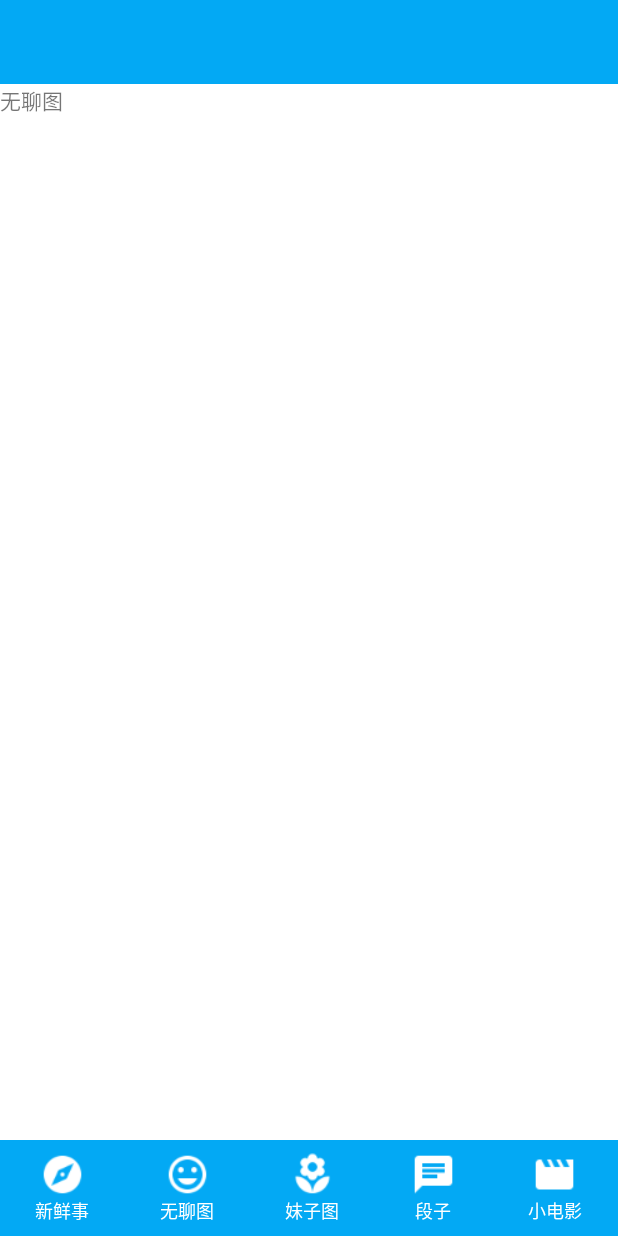
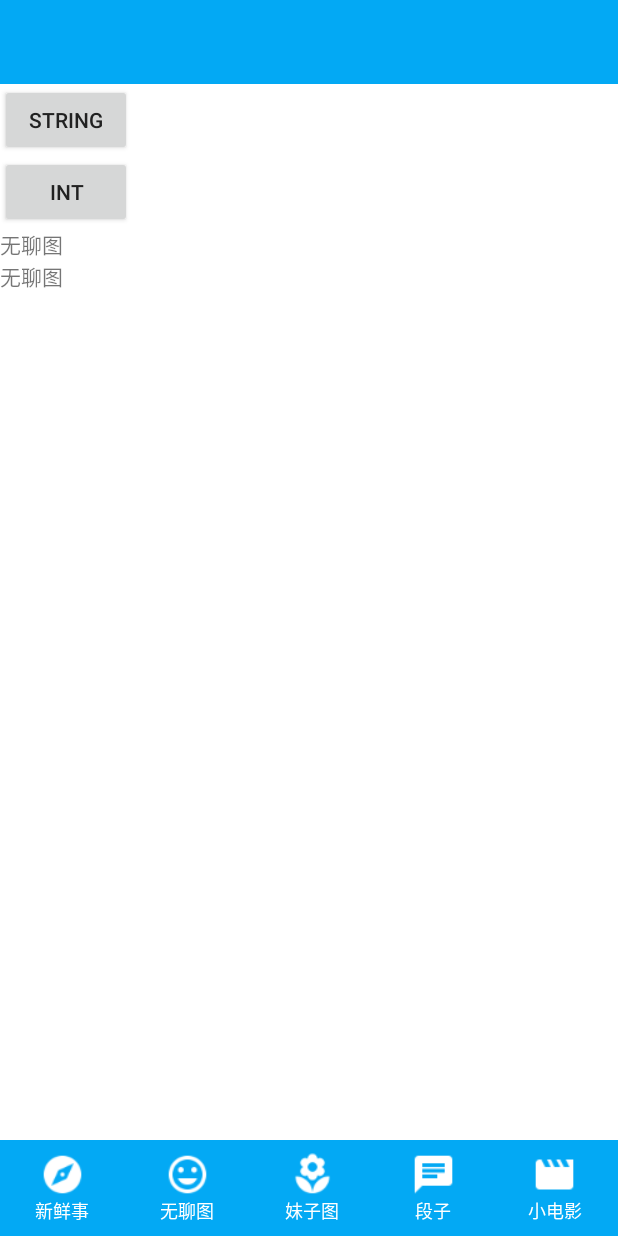
Before and after one commit to yaohuanhuan/JianDan, an Android app: the fragment PictureFragment placed in its activity, on a phone screen of 412 x 824 dp. Run offline under Robolectric (Android 15) with nearby library versions, the phone set to English and light mode, and no system bars; our stand-ins replace EventBus; libraries missing offline, so code that uses them is left out: org.greenrobot.greendao; pictures from the network do not load; 4 statements that could not run were skipped.

Commit message:
添加eventBus

```diff
--- a/app/build.gradle
+++ b/app/build.gradle
@@ -34,5 +34,6 @@ dependencies {
     compile files('libs/okio-1.9.0.jar')
     compile files('libs/universal-image-loader-1.9.5.jar')
     compile 'org.greenrobot:greendao:3.1.0'
+    compile 'org.greenrobot:eventbus:3.0.0'
 
 }
--- a/app/src/main/AndroidManifest.xml
+++ b/app/src/main/AndroidManifest.xml
@@ -2,6 +2,7 @@
 <manifest xmlns:android="http://schemas.android.com/apk/res/android"
     package="com.yx.jiandan">
     <uses-permission android:name="android.permission.INTERNET"/>
+    <uses-permission android:name="android.permission.ACCESS_NETWORK_STATE"/>
     <application
         android:name=".ui.base.JDApplication"
         android:allowBackup="true"
--- a/app/src/main/java/com/yx/jiandan/adapter/FreshNewsAdapter.java
+++ b/app/src/main/java/com/yx/jiandan/adapter/FreshNewsAdapter.java
@@ -33,6 +33,7 @@ import com.yx.jiandan.okhttp.OkHttpProxy;
 import com.yx.jiandan.okhttp.parser.FreshNewsParser;
 import com.yx.jiandan.ui.activity.FreshNewsDetailActivity;
 import com.yx.jiandan.ui.imageload.ImageLoadProxy;
+import com.yx.jiandan.utils.NetWorkUtil;
 
 
 import java.util.ArrayList;
@@ -100,18 +101,19 @@ public class FreshNewsAdapter extends RecyclerView.Adapter<FreshNewsAdapter.Fres
         loadDate();
     }
     public void loadDate() {
+        final FreshNewsManager freshNewsManager = new FreshNewsManager();
+        final AuthorManageer authorManageer = new AuthorManageer();
+        final CustomFieldsManager customFieldsManager = new CustomFieldsManager();
+        final TagsManager tagsManager = new TagsManager();
+        if (NetWorkUtil.isNetWorkConnected(mActivity)){
             OkHttpProxy.get(FreshNews.getUrlFreshNews(page), new OkHttpCallback<ArrayList<FreshNews>>(new FreshNewsParser()) {
                 @Override
                 public void onSuccess(int code, final ArrayList<FreshNews> freshNewses) {
                     mLoadFinisCallBack.loadFinish(null);
                     mFreshNews.addAll(freshNewses);
                     notifyDataSetChanged();
-                final FreshNewsManager freshNewsManager = new FreshNewsManager();
-                final AuthorManageer authorManageer = new AuthorManageer();
-                final CustomFieldsManager customFieldsManager = new CustomFieldsManager();
-                final TagsManager tagsManager = new TagsManager();
+                    if (page == 1){
 
-                if (page == 1){
                         freshNewsManager.deleteAll();
                         customFieldsManager.deleteAll();
                         tagsManager.deleteAll();
@@ -135,13 +137,8 @@ public class FreshNewsAdapter extends RecyclerView.Adapter<FreshNewsAdapter.Fres
                                 tags.setTagsId(mFreshNews.getPrimarykey());
                                 tagsManager.insert(tags);
                             }
-
                         }
                     }).start();
-
-
-
-
                 }
 
                 @Override
@@ -149,6 +146,12 @@ public class FreshNewsAdapter extends RecyclerView.Adapter<FreshNewsAdapter.Fres
                     mLoadFinisCallBack.loadFinish(null);
                 }
             });
+        }else {
+//            ArrayList<FreshNews> list = new ArrayList<>();
+//            list =
+//            for ()
+        }
+
     }
 
     public static class FreshNewsViewHolder extends RecyclerView.ViewHolder {
--- a/app/src/main/java/com/yx/jiandan/ui/activity/MainActivity.java
+++ b/app/src/main/java/com/yx/jiandan/ui/activity/MainActivity.java
@@ -7,14 +7,20 @@ import android.os.Bundle;
 import android.view.View;
 import android.view.Window;
 import android.widget.RelativeLayout;
+import android.widget.Toast;
 
 import com.yx.jiandan.R;
+import com.yx.jiandan.eventbus.MessageEvent;
 import com.yx.jiandan.ui.fragment.FreshNewsFragment;
 import com.yx.jiandan.ui.fragment.JokeFragment;
 import com.yx.jiandan.ui.fragment.PictureFragment;
 import com.yx.jiandan.ui.fragment.SettingFragment;
 import com.yx.jiandan.ui.fragment.SisterFragment;
 import com.yx.jiandan.ui.fragment.VideoFragment;
+
+import org.greenrobot.eventbus.EventBus;
+import org.greenrobot.eventbus.Subscribe;
+import org.greenrobot.eventbus.ThreadMode;
 
 public class MainActivity extends AppCompatActivity implements View.OnClickListener{
 
@@ -35,10 +41,21 @@ public class MainActivity extends AppCompatActivity implements View.OnClickListe
         super.onCreate(savedInstanceState);
         requestWindowFeature(Window.FEATURE_NO_TITLE);
         setContentView(R.layout.activity_main);
+        EventBus.getDefault().register(this);
         fragmentManager = getSupportFragmentManager();
         bindViews();
         rl_1.performClick();
 
+    }
+    @Override
+    protected void onDestroy() {
+        super.onDestroy();
+        EventBus.getDefault().unregister(this);
+    }
+
+    @Subscribe(threadMode = ThreadMode.MAIN)
+    public void helloEventBus(MessageEvent message){
+        Toast.makeText(MainActivity.this,message.test,Toast.LENGTH_SHORT).show();
     }
 
     /**
@@ -62,9 +79,7 @@ public class MainActivity extends AppCompatActivity implements View.OnClickListe
 
     /**
      * 重置所有文本的选中状态
-     */
-
-    private void setSelected() {
+     */ void setSelected() {
         rl_1.setSelected(false);
         rl_2.setSelected(false);
         rl_3.setSelected(false);
--- a/app/src/main/java/com/yx/jiandan/ui/fragment/FreshNewsFragment.java
+++ b/app/src/main/java/com/yx/jiandan/ui/fragment/FreshNewsFragment.java
@@ -68,7 +68,6 @@ public class FreshNewsFragment extends Fragment {
         recyclerView.setLoadMoreListener(new LoadMoreListener() {
             @Override
             public void loadMore() {
-                Log.e(TAG,"加载跟多！");
                 freshNewsAdapter.loadNextPage();
             }
         });
--- a/app/src/main/java/com/yx/jiandan/ui/fragment/PictureFragment.java
+++ b/app/src/main/java/com/yx/jiandan/ui/fragment/PictureFragment.java
@@ -2,22 +2,73 @@ package com.yx.jiandan.ui.fragment;
 
 
 import android.os.Bundle;
+import android.support.annotation.Nullable;
 import android.support.v4.app.Fragment;
 import android.view.LayoutInflater;
 import android.view.View;
 import android.view.ViewGroup;
+import android.widget.Button;
+import android.widget.TextView;
+import android.widget.Toast;
 
 import com.yx.jiandan.R;
+import com.yx.jiandan.eventbus.MessageEvent;
+
+import org.greenrobot.eventbus.EventBus;
+import org.greenrobot.eventbus.Subscribe;
+import org.greenrobot.eventbus.ThreadMode;
 
 
 public class PictureFragment extends Fragment {
-
+    private TextView mText;
+    private TextView mText2;
+    private Button button;
+    private Button button2;
 
     @Override
     public View onCreateView(LayoutInflater inflater, ViewGroup container,
                              Bundle savedInstanceState) {
         // Inflate the layout for this fragment
         return inflater.inflate(R.layout.fragment_picture, container, false);
+
+    }
+
+    @Override
+    public void onActivityCreated(@Nullable Bundle savedInstanceState) {
+        super.onActivityCreated(savedInstanceState);
+        EventBus.getDefault().register(this);
+        mText = (TextView) getView().findViewById(R.id.tv_text);
+        mText2 = (TextView) getView().findViewById(R.id.tv_text2);
+        button = (Button) getView().findViewById(R.id.testButton);
+        button2 = (Button) getView().findViewById(R.id.testButton2);
+        button.setOnClickListener(new View.OnClickListener() {
+            @Override
+            public void onClick(View view) {
+                EventBus.getDefault().post(new MessageEvent("test"));
+            }
+        });
+        button2.setOnClickListener(new View.OnClickListener() {
+            @Override
+            public void onClick(View view) {
+                int i = 10;
+                EventBus.getDefault().post(i);
+            }
+        });
+    }
+
+    @Override
+    public void onDestroy() {
+        super.onDestroy();
+        EventBus.getDefault().unregister(this);
+    }
+
+    @Subscribe(threadMode = ThreadMode.MAIN)
+    public void helloEventBus(MessageEvent message){
+        mText.setText(message.test);
+    }
+    @Subscribe(threadMode = ThreadMode.BACKGROUND)
+    public void helloEventBus(int message){
+        mText2.setText("666666");
     }
 
 }
--- /dev/null
+++ b/app/src/main/java/com/yx/jiandan/utils/NetWorkUtil.java
@@ -0,0 +1,40 @@
+package com.yx.jiandan.utils;
+
+import android.content.Context;
+import android.net.ConnectivityManager;
+import android.net.NetworkInfo;
+
+
+public class NetWorkUtil {
+
+	/**
+	 * 判断当前网络是否已连接
+	 *
+	 * @param context
+	 * @return
+	 */
+	public static boolean isNetWorkConnected(Context context) {
+		boolean result;
+		ConnectivityManager cm = (ConnectivityManager) context
+				.getSystemService(Context.CONNECTIVITY_SERVICE);
+		NetworkInfo netInfo = cm.getActiveNetworkInfo();
+		result = netInfo != null && netInfo.isConnected();
+		return result;
+	}
+
+
+	/**
+	 * 判断当前的网络连接方式是否为WIFI
+	 *
+	 * @param context
+	 * @return
+	 */
+	public static boolean isWifiConnected(Context context) {
+		ConnectivityManager connectivityManager = (ConnectivityManager) context
+				.getSystemService(Context.CONNECTIVITY_SERVICE);
+		NetworkInfo wifiNetworkInfo = connectivityManager
+				.getNetworkInfo(ConnectivityManager.TYPE_WIFI);
+		return wifiNetworkInfo.isConnected();
+	}
+
+}
--- a/app/src/main/res/layout/fragment_picture.xml
+++ b/app/src/main/res/layout/fragment_picture.xml
@@ -1,13 +1,30 @@
-<FrameLayout xmlns:android="http://schemas.android.com/apk/res/android"
+<LinearLayout xmlns:android="http://schemas.android.com/apk/res/android"
     xmlns:tools="http://schemas.android.com/tools"
     android:layout_width="match_parent"
     android:layout_height="match_parent"
+    android:orientation="vertical"
     tools:context="com.yx.jiandan.ui.fragment.PictureFragment">
 
     <!-- TODO: Update blank fragment layout -->
+    <Button
+        android:text="string"
+        android:id="@+id/testButton"
+        android:layout_width="wrap_content"
+        android:layout_height="wrap_content" />
+    <Button
+        android:text="int"
+        android:id="@+id/testButton2"
+        android:layout_width="wrap_content"
+        android:layout_height="wrap_content" />
     <TextView
-        android:layout_width="match_parent"
-        android:layout_height="match_parent"
+        android:id="@+id/tv_text"
+        android:layout_width="wrap_content"
+        android:layout_height="wrap_content"
+        android:text="无聊图" />
+    <TextView
+        android:id="@+id/tv_text2"
+        android:layout_width="wrap_content"
+        android:layout_height="wrap_content"
         android:text="无聊图" />
 
-</FrameLayout>
+</LinearLayout>
```
Also changed, not shown: app/src/main/java/com/yx/jiandan/eventbus/MessageEvent.java (added, +12 -0 lines). Lines whose indentation alone changed are shown as unchanged.
